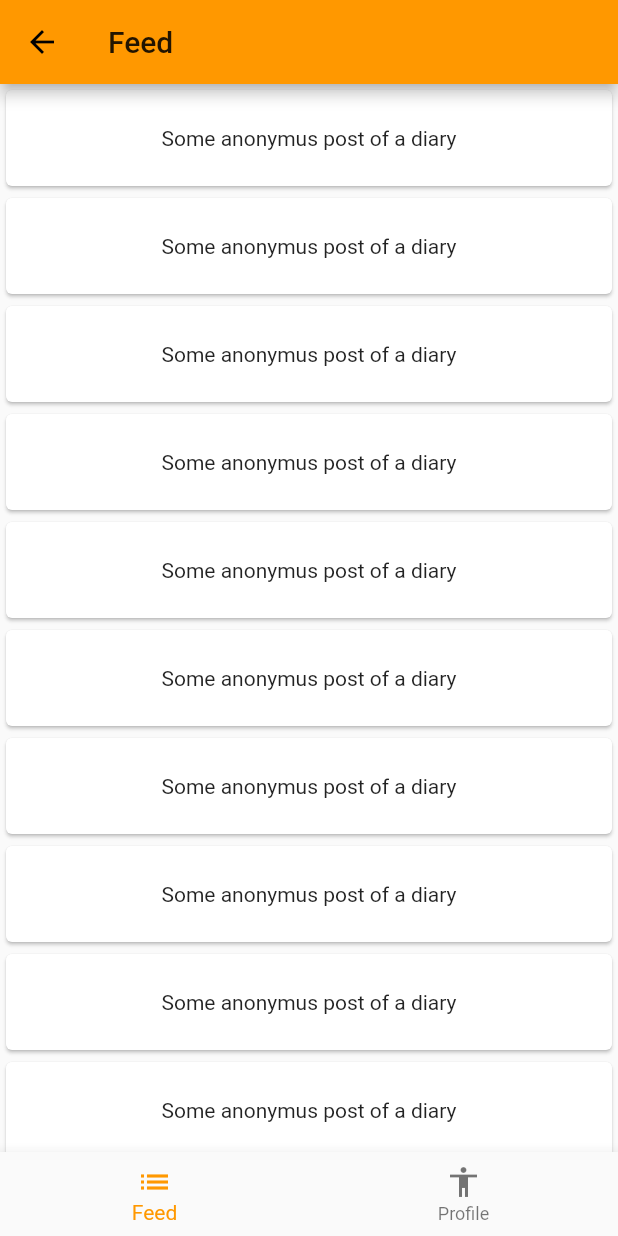
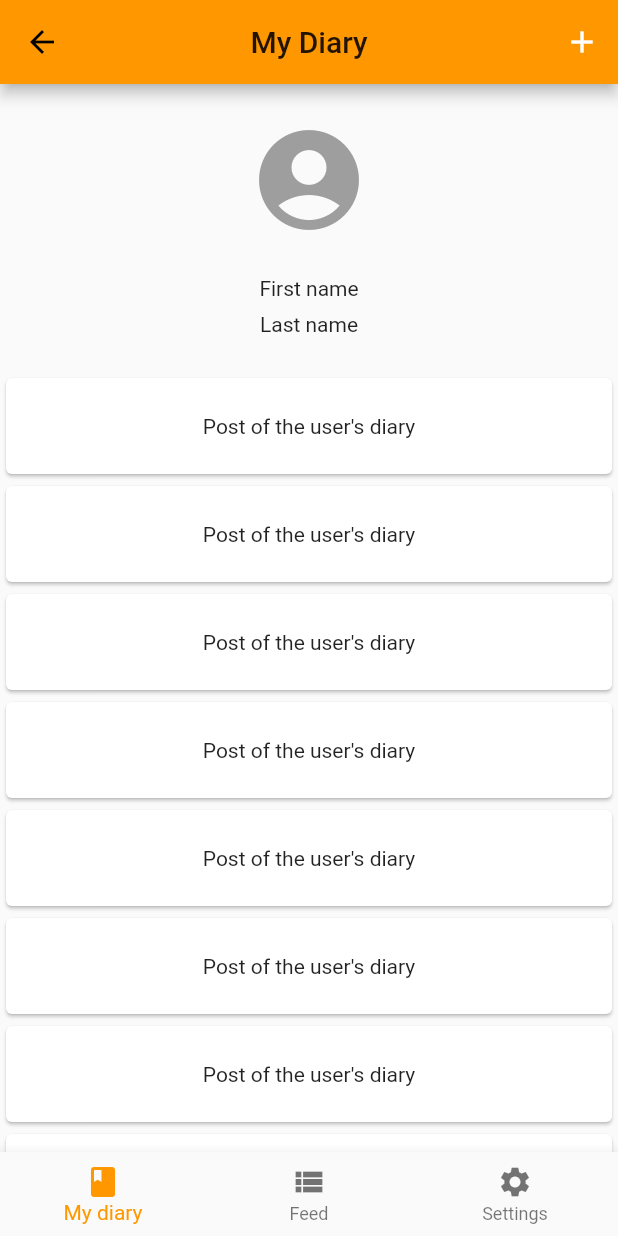
Before and after one commit to NR-inc/secret-diary-frontend, a Flutter app: the RootScreen screen opened by its route, on a phone screen of 412 x 824 dp. Run offline on Flutter 3.47's test engine with Material 2 defaults, Android fonts, the light colour scheme and no system bars.

Commit message:
add initial ui

```diff
--- /dev/null
+++ b/sdmob_presentation/lib/core/bloc/base_bloc.dart
@@ -0,0 +1 @@
+abstract class BaseBloc {}
--- a/sdmob_presentation/lib/core/navigation/router.dart
+++ b/sdmob_presentation/lib/core/navigation/router.dart
@@ -22,13 +22,17 @@ class ApplicationRouter {
       case AppRoutes.root:
         route = MaterialPageRoute(builder: (context) => RootScreen());
         break;
-      case AppRoutes.feed:
+      case AppRoutes.diary:
         route = MaterialPageRoute(
             builder: (context) => RootScreen(startPageIndex: 0));
         break;
-      case AppRoutes.profile:
+      case AppRoutes.feed:
         route = MaterialPageRoute(
             builder: (context) => RootScreen(startPageIndex: 1));
+        break;
+      case AppRoutes.settings:
+        route = MaterialPageRoute(
+            builder: (context) => RootScreen(startPageIndex: 2));
         break;
       case AppRoutes.post:
         route = MaterialPageRoute(builder: (context) => PostScreen());
@@ -42,7 +46,8 @@ class AppRoutes {
   static const splash = '/';
   static const root = '/root';
   static const feed = '/root/feed';
-  static const profile = '/root/profile';
+  static const diary = '/root/diary';
+  static const settings = '/root/settings';
   static const login = '/login';
   static const registration = '/registration';
   static const post = '/post';
--- a/sdmob_presentation/lib/feature/app/app.dart
+++ b/sdmob_presentation/lib/feature/app/app.dart
@@ -6,6 +6,7 @@ class SecretDiaryApp extends StatelessWidget {
   @override
   Widget build(BuildContext context) {
     return MaterialApp(
+        debugShowCheckedModeBanner: false,
         initialRoute: AppRoutes.splash,
         onGenerateRoute: ApplicationRouter(),
         theme: ThemeData(primarySwatch: Colors.orange));
--- a/sdmob_presentation/lib/feature/auth/login/login_bloc.dart
+++ b/sdmob_presentation/lib/feature/auth/login/login_bloc.dart
@@ -0,0 +1,5 @@
+import 'package:ssecretdiary/core/bloc/base_bloc.dart';
+
+class LoginBloc implements BaseBloc {
+
+}
--- a/sdmob_presentation/lib/feature/profile/profile_screen.dart
+++ b/sdmob_presentation/lib/feature/diary/diary_screen.dart
@@ -2,27 +2,24 @@ import 'package:flutter/cupertino.dart';
 import 'package:flutter/material.dart';
 import 'package:ssecretdiary/core/navigation/router.dart';
 
-class ProfileScreen extends StatefulWidget {
+class DiaryScreen extends StatefulWidget {
   @override
-  State<StatefulWidget> createState() => _ProfileState();
+  State<StatefulWidget> createState() => _DiaryState();
 }
 
-class _ProfileState extends State<ProfileScreen> {
+class _DiaryState extends State<DiaryScreen> {
   @override
   Widget build(BuildContext context) {
     return Scaffold(
-        appBar:
-            AppBar(title: Text('Profile'), centerTitle: true, actions: <Widget>[
-          IconButton(
-            icon: Icon(Icons.add, color: Colors.white),
-            onPressed: () => Navigator.pushNamed(context, AppRoutes.post),
-          ),
-          IconButton(
-            icon: Icon(Icons.exit_to_app, color: Colors.white),
-            onPressed: () => Navigator.pushNamedAndRemoveUntil(
-                context, AppRoutes.login, (route) => false),
-          )
-        ]),
+        appBar: AppBar(
+            title: Text('My Diary'),
+            centerTitle: true,
+            actions: <Widget>[
+              IconButton(
+                icon: Icon(Icons.add, color: Colors.white),
+                onPressed: () => Navigator.pushNamed(context, AppRoutes.post),
+              )
+            ]),
         body: Center(
             child: Column(children: <Widget>[
           SizedBox(height: 24),
--- a/sdmob_presentation/lib/feature/root/root_screen.dart
+++ b/sdmob_presentation/lib/feature/root/root_screen.dart
@@ -1,7 +1,8 @@
 import 'package:flutter/cupertino.dart';
 import 'package:flutter/material.dart';
 import 'package:ssecretdiary/feature/feed/feed_screen.dart';
-import 'package:ssecretdiary/feature/profile/profile_screen.dart';
+import 'package:ssecretdiary/feature/diary/diary_screen.dart';
+import 'package:ssecretdiary/feature/settings/seetings_screen.dart';
 
 class RootScreen extends StatefulWidget {
   final int startPageIndex;
@@ -16,7 +17,11 @@ class RootScreen extends StatefulWidget {
 
 class _RootState extends State<RootScreen> {
   int _currentPageIndex = 0;
-  final List<Widget> bottomTabsPages = [FeedScreen(), ProfileScreen()];
+  final List<Widget> bottomTabsPages = [
+    DiaryScreen(),
+    FeedScreen(),
+    SettingsScreen()
+  ];
 
   _RootState(int startPageIndex) {
     _currentPageIndex = startPageIndex;
@@ -30,9 +35,12 @@ class _RootState extends State<RootScreen> {
         onTap: _tabsNavigationManager,
         currentIndex: _currentPageIndex,
         items: [
-          BottomNavigationBarItem(icon: Icon(Icons.list), title: Text('Feed')),
           BottomNavigationBarItem(
-              icon: Icon(Icons.accessibility), title: Text('Profile')),
+              icon: Icon(Icons.book), title: Text('My diary')),
+          BottomNavigationBarItem(
+              icon: Icon(Icons.view_list), title: Text('Feed')),
+          BottomNavigationBarItem(
+              icon: Icon(Icons.settings), title: Text('Settings')),
         ],
       ),
     );
--- a/sdmob_presentation/pubspec.yaml
+++ b/sdmob_presentation/pubspec.yaml
@@ -10,10 +10,10 @@ dependencies:
   flutter:
     sdk: flutter
 
+  rxdart: ^0.24.0
   sddomain:
     path:
       ../sd_domain
-
   sddata:
     path:
       ../sd_data
```
Also changed, not shown: sdmob_presentation/lib/feature/settings/seetings_screen.dart (added, +26 -0 lines), sdmob_presentation/lib/feature/diary/diary_bloc.dart (added), sdmob_presentation/lib/feature/settings/settings_bloc.dart (added), sdmob_presentation/pubspec.lock, 1 other file.
